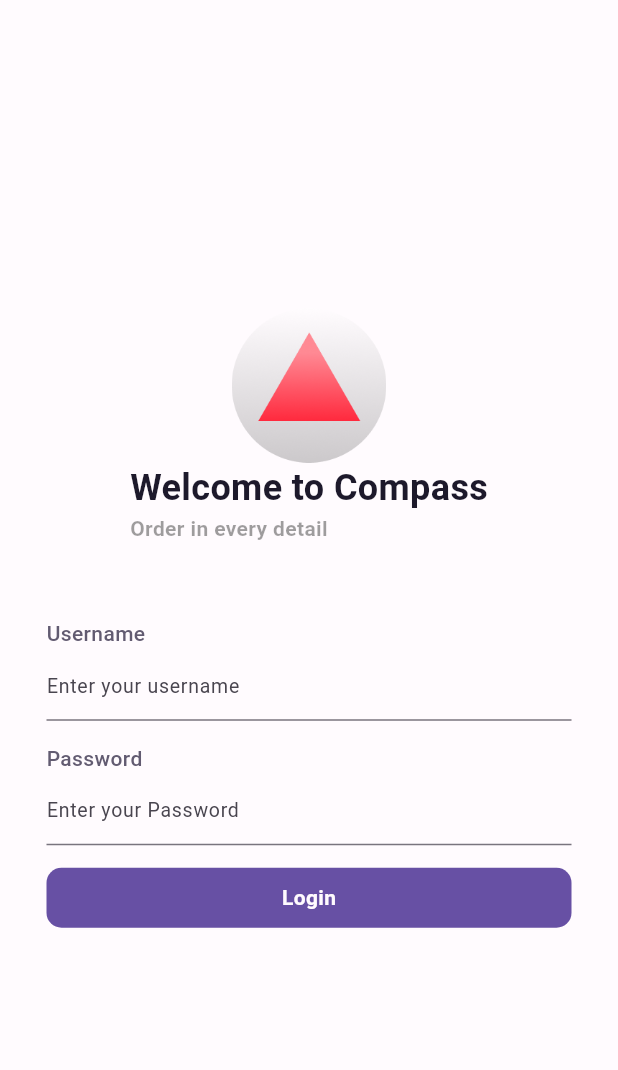
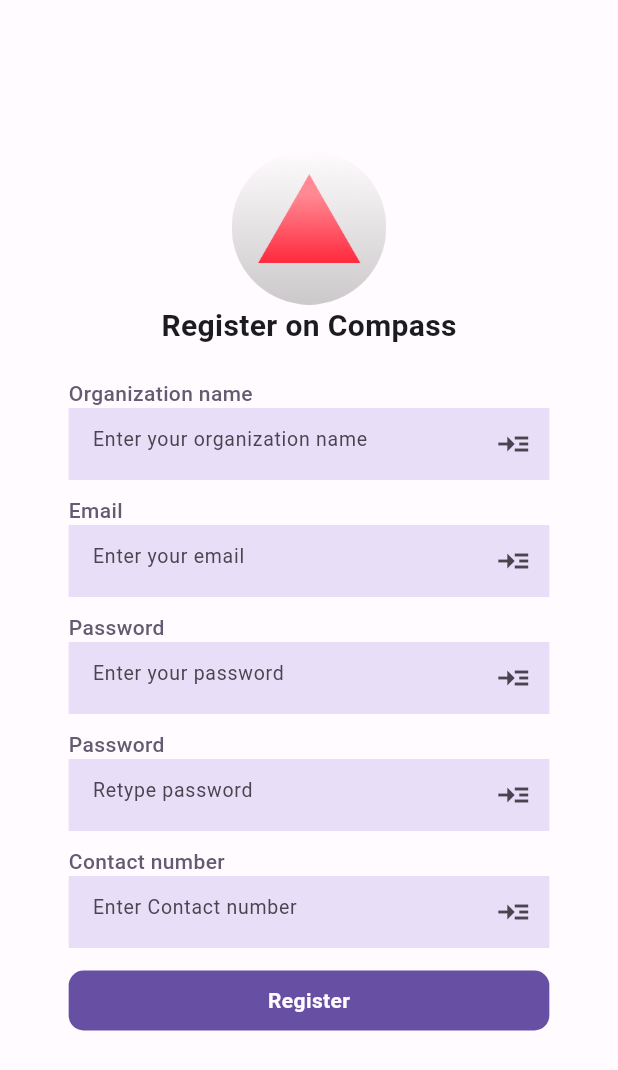
Before and after one commit to wantedbear007/Compass, a Flutter app: the screen it shows after launch, on a phone screen of 412 x 824 dp. Shown: the top 1070 px of the screen. Run offline on Flutter 3.47's test engine with Material 3 defaults, Android fonts, the phone set to English and light mode, and no system bars; our stand-ins replace get.

Commit message:
:lipstick: UI: Created register screen, changed userinput field parameters.

```diff
--- a/lib/main.dart
+++ b/lib/main.dart
@@ -1,4 +1,5 @@
 import 'package:compass/screens/login/login_screen.dart';
+import 'package:compass/screens/register/register_screen.dart';
 import 'package:compass/utils/color_scheme.dart';
 import 'package:flutter/material.dart';
 import 'package:get/get.dart';
@@ -16,7 +17,7 @@ class Home extends StatelessWidget {
       debugShowCheckedModeBanner: false,
       theme: ThemeData(useMaterial3: true, colorScheme: lightColorScheme),
       darkTheme: ThemeData(colorScheme: darkColorScheme),
-      home: LoginScreen(),
+      home: RegisterScreen(),
     );
   }
 }
--- a/lib/screens/login/login_screen.dart
+++ b/lib/screens/login/login_screen.dart
@@ -29,7 +29,17 @@ class _LoginScreenState extends State<LoginScreen> {
               image: const AssetImage("assets/logo.png"),
             ),
           ),
-          Column(
+
+
+          const SizedBox(
+            height: 50,
+          ),
+
+          SizedBox(
+            // width: 350,
+            width: MediaQuery.of(context).size.width / 1.5,
+            child: Column(
+              // mainAxisAlignment: MainAxisAlignment.start,
               crossAxisAlignment: CrossAxisAlignment.start,
               children: [
                 Text(
@@ -37,28 +47,19 @@ class _LoginScreenState extends State<LoginScreen> {
                   style: TextStyle(
                       fontWeight: FontWeight.bold,
                       fontSize: 24,
-                    color: Theme.of(context).colorScheme.onSecondaryContainer),
+                      color:
+                          Theme.of(context).colorScheme.onSecondaryContainer),
                 ),
                 Text(
-                "Order in every detail",
+                  "Order in every detail.",
                   style: TextStyle(
                     fontWeight: FontWeight.bold,
                     color: Theme.of(context).disabledColor,
                   ),
-              )
-            ],
                 ),
-
                 const SizedBox(
-            height: 50,
+                  height: 20,
                 ),
-
-          SizedBox(
-            width: 350,
-            child: Column(
-              // mainAxisAlignment: MainAxisAlignment.start,
-              crossAxisAlignment: CrossAxisAlignment.start,
-              children: [
                 Text(
                   "Username",
                   style: TextStyle(
@@ -67,12 +68,13 @@ class _LoginScreenState extends State<LoginScreen> {
                   ),
                 ),
                 TextInputField(
+                  inputLabelText: "Username",
                   textController: _usernameController,
                   hintText: "Enter your username",
                   textInputType: TextInputType.text,
                   // icon: Icons.account_circle_sharp,
                 ),
-                SizedBox(
+                const SizedBox(
                   height: 15,
                 ),
                 Text(
@@ -83,15 +85,16 @@ class _LoginScreenState extends State<LoginScreen> {
                   ),
                 ),
                 TextInputField(
+                  inputLabelText: "Password",
                   textController: _passwordController,
                   hintText: "Enter your Password",
-                  textInputType: TextInputType.text,
+                  textInputType: TextInputType.visiblePassword,
                   // icon: Icons.account_circle_sharp,
                 ),
-                SizedBox(
+                const SizedBox(
                   height: 15,
                 ),
-                UserButton(buttonText: "Login")
+                const UserButton(buttonText: "Login")
               ],
             ),
           ),
--- /dev/null
+++ b/lib/screens/register/register_screen.dart
@@ -0,0 +1,87 @@
+import 'package:compass/widgets/text_input.dart';
+import 'package:compass/widgets/user_button.dart';
+import 'package:flutter/material.dart';
+
+class RegisterScreen extends StatefulWidget {
+  const RegisterScreen({super.key});
+
+  @override
+  State<RegisterScreen> createState() => _RegisterScreenState();
+}
+
+class _RegisterScreenState extends State<RegisterScreen> {
+  final TextEditingController _organizationNameController =
+      TextEditingController();
+  final TextEditingController _emailController = TextEditingController();
+  final TextEditingController _passwordController = TextEditingController();
+  final TextEditingController _phoneController = TextEditingController();
+
+  @override
+  Widget build(BuildContext context) {
+    return Scaffold(
+      body: ListView(
+        padding: const EdgeInsets.only(top: 100),
+        children: [
+          Center(
+            child: Column(
+              children: [
+                Image(
+                  width: MediaQuery.of(context).size.width / 4,
+                  image: const AssetImage("assets/logo.png"),
+                ),
+                const Text(
+                  "Register on Compass",
+                  style: TextStyle(fontSize: 20, fontWeight: FontWeight.bold),
+                )
+              ],
+            ),
+          ),
+          SizedBox(
+            height: 15,
+          ),
+          TextInputField(
+            textController: _organizationNameController,
+            hintText: "Enter your organization name",
+            inputLabelText: "Organization name",
+            textInputType: TextInputType.text,
+          ),
+          // SizedBox(
+          //   // height: 15,
+          // ),
+          TextInputField(
+            textController: _emailController,
+            hintText: "Enter your email",
+            inputLabelText: "Email",
+            textInputType: TextInputType.emailAddress,
+          ),
+          TextInputField(
+            textController: _passwordController,
+            hintText: "Enter your password",
+            inputLabelText: "Password",
+            textInputType: TextInputType.visiblePassword,
+          ),
+          TextInputField(
+            textController: _passwordController,
+            hintText: "Retype password",
+            inputLabelText: "Password",
+            textInputType: TextInputType.emailAddress,
+          ),
+          TextInputField(
+            textController: _phoneController,
+            hintText: "Enter Contact number",
+            inputLabelText: "Contact number",
+            textInputType: TextInputType.phone,
+          ),
+          Padding(
+            padding: EdgeInsets.symmetric(
+                horizontal: MediaQuery.of(context).size.width / 9,
+                vertical: 10),
+            child: const UserButton(
+              buttonText: "Register",
+            ),
+          )
+        ],
+      ),
+    );
+  }
+}
--- a/lib/widgets/text_input.dart
+++ b/lib/widgets/text_input.dart
@@ -3,6 +3,7 @@ import 'package:flutter/material.dart';
 class TextInputField extends StatelessWidget {
   final TextEditingController textController;
   final String hintText;
+  final String inputLabelText;
   final TextInputType textInputType;
 
   // final IconData icon;
@@ -11,17 +12,39 @@ class TextInputField extends StatelessWidget {
     super.key,
     required this.textController,
     required this.hintText,
+    required this.inputLabelText,
     required this.textInputType,
     // required this.icon,
   });
 
   @override
   Widget build(BuildContext context) {
-    return TextField(
-      controller: textController,
-      decoration: InputDecoration(
-        hintText: hintText,
-        hintStyle: const TextStyle(fontSize: 13),
+    return Padding(
+      padding: EdgeInsets.symmetric(horizontal: MediaQuery.of(context).size.width / 9, vertical: 5),
+      // padding: EdgeInsets.symmetric(MediaQuery.of(context).size.width / 9),
+      child: Column(
+        // mainAxisAlignment: MainAxisAlignment.start,
+        crossAxisAlignment: CrossAxisAlignment.start,
+        children: [
+          Text(
+            inputLabelText,
+            style: TextStyle(
+              fontWeight: FontWeight.w500,
+              color: Theme.of(context).colorScheme.secondary,
+            ),
+          ),
+          TextField(
+            controller: textController,
+            decoration: InputDecoration(
+              hintText: hintText,
+              filled: true,
+              border: InputBorder.none,
+              suffixIcon: Icon(Icons.read_more),
+              fillColor: Theme.of(context).colorScheme.secondaryContainer,
+              hintStyle: const TextStyle(fontSize: 13),
+            ),
+          ),
+        ],
       ),
     );
   }
```
Lines whose indentation alone changed are shown as unchanged.
